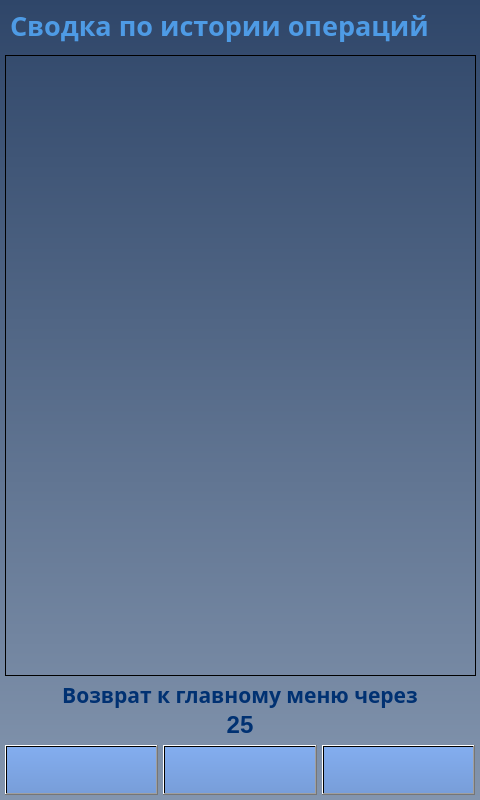
Qt form client/GUI/ui/screen_21_summary_user.ui (komrade2801/AutoSklad) before a commit.
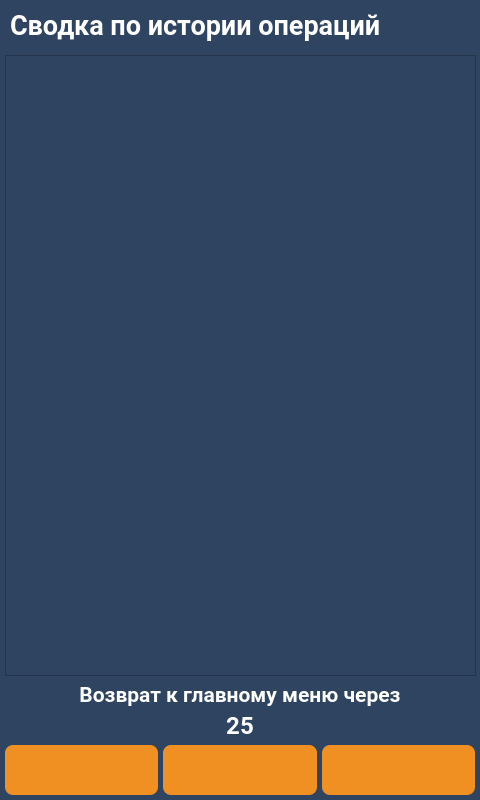
The same form after that commit. Icons and pictures are not drawn.

Commit message: changed client UI style

Diff of the .ui file:
```diff
--- a/client/GUI/ui/screen_21_summary_user.ui
+++ b/client/GUI/ui/screen_21_summary_user.ui
@@ -14,7 +14,36 @@
    <string>screen_21_summary</string>
   </property>
   <property name="styleSheet">
-   <string notr="true">background-color: qlineargradient(spread:pad, x1:0.5, y1:0, x2:0.5, y2:1, stop:0 rgba(47, 70, 105, 255), stop:1 rgba(131, 149, 174, 255));</string>
+   <string notr="true">QWidget{
+	background-color: #2e4461;
+}
+QLabel {
+	background: none;
+	color: #FFFFFF;
+	border-width: 0px;
+	border-radius: 0px;
+	font-family: &quot;Roboto&quot;, Sans-serif;
+}
+#background {
+	color: #FFFFFF;
+	background-color: #2e4461;
+	border-width: 2px;
+	border-style: groove;
+	border-color: #ff9923;
+	border-radius: 0px;
+	font-family: &quot;Roboto&quot;, Sans-serif;
+}
+QPushButton {
+	color: #FFFFFF;
+	background-color: #f09022;
+	border-width: 0px;
+	border-style: outset;
+	border-color: #EAA657;
+	border-radius: 8px;
+	font-weight: 600;
+    font-size: 25px;
+	font-family: &quot;Roboto&quot;, Sans-serif;
+}</string>
   </property>
   <widget class="QPushButton" name="btn_up">
    <property name="enabled">
@@ -36,16 +65,12 @@
    </property>
    <property name="font">
     <font>
-     <family>Arial Black</family>
-     <pointsize>16</pointsize>
+     <family>Roboto</family>
+     <pointsize>-1</pointsize>
      <weight>75</weight>
      <bold>true</bold>
     </font>
    </property>
-   <property name="styleSheet">
-    <string notr="true">background-color: qlineargradient(spread:pad, x1:0.5, y1:0, x2:0.5, y2:1, stop:0 rgba(131, 173, 239, 255), stop:1 rgba(120, 158, 217, 255));
-color: rgb(0, 49, 114);</string>
-   </property>
    <property name="text">
     <string/>
    </property>
@@ -80,16 +105,12 @@
    </property>
    <property name="font">
     <font>
-     <family>Arial Black</family>
-     <pointsize>16</pointsize>
+     <family>Roboto</family>
+     <pointsize>-1</pointsize>
      <weight>75</weight>
      <bold>true</bold>
     </font>
    </property>
-   <property name="styleSheet">
-    <string notr="true">background-color: qlineargradient(spread:pad, x1:0.5, y1:0, x2:0.5, y2:1, stop:0 rgba(131, 173, 239, 255), stop:1 rgba(120, 158, 217, 255));
-color: rgb(0, 49, 114);</string>
-   </property>
    <property name="text">
     <string/>
    </property>
@@ -118,7 +139,7 @@
    </property>
    <property name="font">
     <font>
-     <family>Arial Black</family>
+     <family>Roboto</family>
      <pointsize>20</pointsize>
      <weight>75</weight>
      <bold>true</bold>
@@ -127,10 +148,6 @@
    <property name="layoutDirection">
     <enum>Qt::LeftToRight</enum>
    </property>
-   <property name="styleSheet">
-    <string notr="true">color: rgb(78, 155, 229);
-background-color: qlineargradient(spread:pad, x1:0, y1:0, x2:1, y2:0, stop:0 rgba(0, 0, 0, 0), stop:1 rgba(255, 255, 255, 0));</string>
-   </property>
    <property name="text">
     <string>Сводка по истории операций</string>
    </property>
@@ -156,9 +173,6 @@
    <property name="whatsThis">
     <string>&lt;html&gt;&lt;head/&gt;&lt;body&gt;&lt;p&gt;&lt;br/&gt;&lt;/p&gt;&lt;/body&gt;&lt;/html&gt;</string>
    </property>
-   <property name="styleSheet">
-    <string notr="true">background-color: qlineargradient(spread:pad, x1:0, y1:0, x2:1, y2:0, stop:0 rgba(0, 0, 0, 0), stop:1 rgba(255, 255, 255, 0));</string>
-   </property>
    <property name="horizontalScrollBarPolicy">
     <enum>Qt::ScrollBarAsNeeded</enum>
    </property>
@@ -181,9 +195,9 @@
       <colorrole role="WindowText">
        <brush brushstyle="SolidPattern">
         <color alpha="255">
-         <red>0</red>
-         <green>49</green>
-         <blue>114</blue>
+         <red>255</red>
+         <green>255</green>
+         <blue>255</blue>
         </color>
        </brush>
       </colorrole>
@@ -210,18 +224,18 @@
       <colorrole role="Text">
        <brush brushstyle="SolidPattern">
         <color alpha="255">
-         <red>0</red>
-         <green>49</green>
-         <blue>114</blue>
+         <red>255</red>
+         <green>255</green>
+         <blue>255</blue>
         </color>
        </brush>
       </colorrole>
       <colorrole role="ButtonText">
        <brush brushstyle="SolidPattern">
         <color alpha="255">
-         <red>0</red>
-         <green>49</green>
-         <blue>114</blue>
+         <red>255</red>
+         <green>255</green>
+         <blue>255</blue>
         </color>
        </brush>
       </colorrole>
@@ -268,9 +282,9 @@
       <colorrole role="PlaceholderText">
        <brush brushstyle="NoBrush">
         <color alpha="128">
-         <red>0</red>
-         <green>49</green>
-         <blue>114</blue>
+         <red>255</red>
+         <green>255</green>
+         <blue>255</blue>
         </color>
        </brush>
       </colorrole>
@@ -279,9 +293,9 @@
       <colorrole role="WindowText">
        <brush brushstyle="SolidPattern">
         <color alpha="255">
-         <red>0</red>
-         <green>49</green>
-         <blue>114</blue>
+         <red>255</red>
+         <green>255</green>
+         <blue>255</blue>
         </color>
        </brush>
       </colorrole>
@@ -308,18 +322,18 @@
       <colorrole role="Text">
        <brush brushstyle="SolidPattern">
         <color alpha="255">
-         <red>0</red>
-         <green>49</green>
-         <blue>114</blue>
+         <red>255</red>
+         <green>255</green>
+         <blue>255</blue>
         </color>
        </brush>
       </colorrole>
       <colorrole role="ButtonText">
        <brush brushstyle="SolidPattern">
         <color alpha="255">
-         <red>0</red>
-         <green>49</green>
-         <blue>114</blue>
+         <red>255</red>
+         <green>255</green>
+         <blue>255</blue>
         </color>
        </brush>
       </colorrole>
@@ -366,9 +380,9 @@
       <colorrole role="PlaceholderText">
        <brush brushstyle="NoBrush">
         <color alpha="128">
-         <red>0</red>
-         <green>49</green>
-         <blue>114</blue>
+         <red>255</red>
+         <green>255</green>
+         <blue>255</blue>
         </color>
        </brush>
       </colorrole>
@@ -377,9 +391,9 @@
       <colorrole role="WindowText">
        <brush brushstyle="SolidPattern">
         <color alpha="255">
-         <red>0</red>
-         <green>49</green>
-         <blue>114</blue>
+         <red>255</red>
+         <green>255</green>
+         <blue>255</blue>
         </color>
        </brush>
       </colorrole>
@@ -406,18 +420,18 @@
       <colorrole role="Text">
        <brush brushstyle="SolidPattern">
         <color alpha="255">
-         <red>0</red>
-         <green>49</green>
-         <blue>114</blue>
+         <red>255</red>
+         <green>255</green>
+         <blue>255</blue>
         </color>
        </brush>
       </colorrole>
       <colorrole role="ButtonText">
        <brush brushstyle="SolidPattern">
         <color alpha="255">
-         <red>0</red>
-         <green>49</green>
-         <blue>114</blue>
+         <red>255</red>
+         <green>255</green>
+         <blue>255</blue>
         </color>
        </brush>
       </colorrole>
@@ -464,9 +478,9 @@
       <colorrole role="PlaceholderText">
        <brush brushstyle="NoBrush">
         <color alpha="128">
-         <red>0</red>
-         <green>49</green>
-         <blue>114</blue>
+         <red>255</red>
+         <green>255</green>
+         <blue>255</blue>
         </color>
        </brush>
       </colorrole>
@@ -475,15 +489,12 @@
    </property>
    <property name="font">
     <font>
+     <family>Roboto</family>
      <pointsize>18</pointsize>
      <weight>75</weight>
      <bold>true</bold>
     </font>
    </property>
-   <property name="styleSheet">
-    <string notr="true">color: rgb(0, 49, 114);
-background-color: qlineargradient(spread:pad, x1:0, y1:0, x2:1, y2:0, stop:0 rgba(0, 0, 0, 0), stop:1 rgba(255, 255, 255, 0));</string>
-   </property>
    <property name="text">
     <string>25</string>
    </property>
@@ -506,9 +517,9 @@
       <colorrole role="WindowText">
        <brush brushstyle="SolidPattern">
         <color alpha="255">
-         <red>0</red>
-         <green>49</green>
-         <blue>114</blue>
+         <red>255</red>
+         <green>255</green>
+         <blue>255</blue>
         </color>
        </brush>
       </colorrole>
@@ -535,18 +546,18 @@
       <colorrole role="Text">
        <brush brushstyle="SolidPattern">
         <color alpha="255">
-         <red>0</red>
-         <green>49</green>
-         <blue>114</blue>
+         <red>255</red>
+         <green>255</green>
+         <blue>255</blue>
         </color>
        </brush>
       </colorrole>
       <colorrole role="ButtonText">
        <brush brushstyle="SolidPattern">
         <color alpha="255">
-         <red>0</red>
-         <green>49</green>
-         <blue>114</blue>
+         <red>255</red>
+         <green>255</green>
+         <blue>255</blue>
         </color>
        </brush>
       </colorrole>
@@ -593,9 +604,9 @@
       <colorrole role="PlaceholderText">
        <brush brushstyle="NoBrush">
         <color alpha="128">
-         <red>0</red>
-         <green>49</green>
-         <blue>114</blue>
+         <red>255</red>
+         <green>255</green>
+         <blue>255</blue>
         </color>
        </brush>
       </colorrole>
@@ -604,9 +615,9 @@
       <colorrole role="WindowText">
        <brush brushstyle="SolidPattern">
         <color alpha="255">
-         <red>0</red>
-         <green>49</green>
-         <blue>114</blue>
+         <red>255</red>
+         <green>255</green>
+         <blue>255</blue>
         </color>
        </brush>
       </colorrole>
@@ -633,18 +644,18 @@
       <colorrole role="Text">
        <brush brushstyle="SolidPattern">
         <color alpha="255">
-         <red>0</red>
-         <green>49</green>
-         <blue>114</blue>
+         <red>255</red>
+         <green>255</green>
+         <blue>255</blue>
         </color>
        </brush>
       </colorrole>
       <colorrole role="ButtonText">
        <brush brushstyle="SolidPattern">
         <color alpha="255">
-         <red>0</red>
-         <green>49</green>
-         <blue>114</blue>
+         <red>255</red>
+         <green>255</green>
+         <blue>255</blue>
         </color>
        </brush>
       </colorrole>
@@ -691,9 +702,9 @@
       <colorrole role="PlaceholderText">
        <brush brushstyle="NoBrush">
         <color alpha="128">
-         <red>0</red>
-         <green>49</green>
-         <blue>114</blue>
+         <red>255</red>
+         <green>255</green>
+         <blue>255</blue>
         </color>
        </brush>
       </colorrole>
@@ -702,9 +713,9 @@
       <colorrole role="WindowText">
        <brush brushstyle="SolidPattern">
         <color alpha="255">
-         <red>0</red>
-         <green>49</green>
-         <blue>114</blue>
+         <red>255</red>
+         <green>255</green>
+         <blue>255</blue>
         </color>
        </brush>
       </colorrole>
@@ -731,18 +742,18 @@
       <colorrole role="Text">
        <brush brushstyle="SolidPattern">
         <color alpha="255">
-         <red>0</red>
-         <green>49</green>
-         <blue>114</blue>
+         <red>255</red>
+         <green>255</green>
+         <blue>255</blue>
         </color>
        </brush>
       </colorrole>
       <colorrole role="ButtonText">
        <brush brushstyle="SolidPattern">
         <color alpha="255">
-         <red>0</red>
-         <green>49</green>
-         <blue>114</blue>
+         <red>255</red>
+         <green>255</green>
+         <blue>255</blue>
         </color>
        </brush>
       </colorrole>
@@ -789,9 +800,9 @@
       <colorrole role="PlaceholderText">
        <brush brushstyle="NoBrush">
         <color alpha="128">
-         <red>0</red>
-         <green>49</green>
-         <blue>114</blue>
+         <red>255</red>
+         <green>255</green>
+         <blue>255</blue>
         </color>
        </brush>
       </colorrole>
@@ -800,16 +811,12 @@
    </property>
    <property name="font">
     <font>
-     <family>Dubai</family>
+     <family>Roboto</family>
      <pointsize>16</pointsize>
      <weight>75</weight>
      <bold>true</bold>
     </font>
    </property>
-   <property name="styleSheet">
-    <string notr="true">color: rgb(0, 49, 114);
-background-color: qlineargradient(spread:pad, x1:0, y1:0, x2:1, y2:0, stop:0 rgba(0, 0, 0, 0), stop:1 rgba(255, 255, 255, 0));</string>
-   </property>
    <property name="text">
     <string>Возврат к главному меню через</string>
    </property>
@@ -837,16 +844,12 @@
    </property>
    <property name="font">
     <font>
-     <family>Arial Black</family>
-     <pointsize>16</pointsize>
+     <family>Roboto</family>
+     <pointsize>-1</pointsize>
      <weight>75</weight>
      <bold>true</bold>
     </font>
    </property>
-   <property name="styleSheet">
-    <string notr="true">background-color: qlineargradient(spread:pad, x1:0.5, y1:0, x2:0.5, y2:1, stop:0 rgba(131, 173, 239, 255), stop:1 rgba(120, 158, 217, 255));
-color: rgb(0, 49, 114);</string>
-   </property>
    <property name="text">
     <string/>
    </property>
```
Left out of the diff: 2 changed lines with no effect on the pictures. The commit also changes 144 other files.
